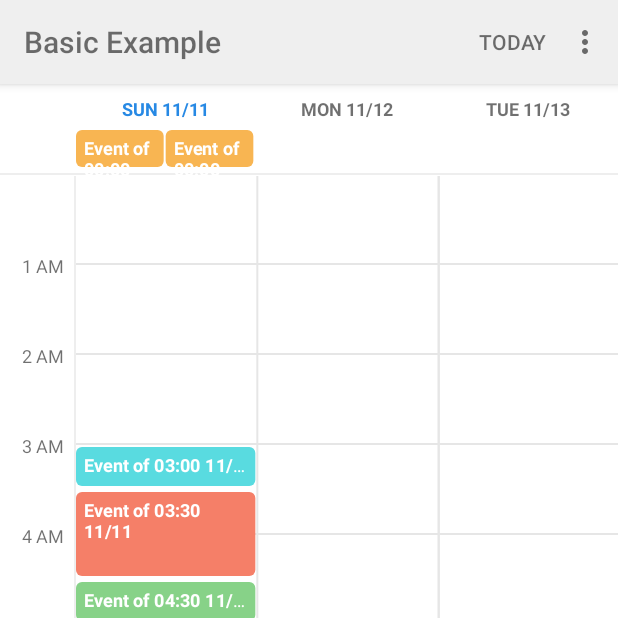
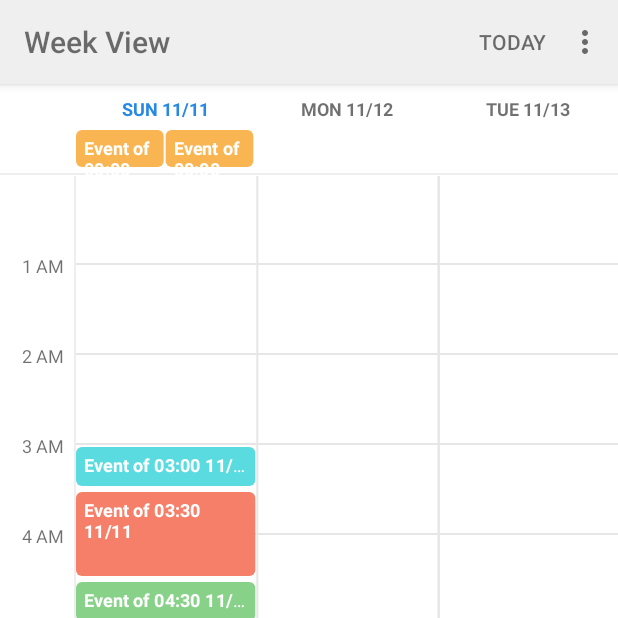
Before and after one commit to alamkanak/Android-Week-View, an Android app: the BaseActivity screen opened directly, with no data from a screen before it, on a phone screen of 412 x 824 dp, the top half of it. Run offline under Robolectric (Android 15) with nearby library versions, the phone set to English and light mode, and no system bars.

Commit message:
Update screenshot and sample

```diff
--- a/sample/src/main/AndroidManifest.xml
+++ b/sample/src/main/AndroidManifest.xml
@@ -22,10 +22,10 @@
         </activity>
         <activity
             android:name=".BaseActivity"
-            android:label="@string/title_activity_basic" />
+            android:label="@string/week_view" />
         <activity
             android:name=".AsyncActivity"
-            android:label="@string/title_activity_asynchronous" />
+            android:label="@string/week_view" />
     </application>
 
 </manifest>
--- a/sample/src/main/res/values/strings.xml
+++ b/sample/src/main/res/values/strings.xml
@@ -5,6 +5,7 @@
     <string name="action_day_view">Day view</string>
     <string name="action_three_day_view">3 day view</string>
     <string name="action_week_view">Week view</string>
+    <string name="week_view">Week View</string>
     <string name="title_activity_basic">Basic Example</string>
     <string name="title_activity_asynchronous">Asynchronous Events</string>
     <string name="async_error">Could not download events from the internet</string>
--- a/sample/src/main/res/values/styles.xml
+++ b/sample/src/main/res/values/styles.xml
@@ -1,14 +1,18 @@
-<resources>
+<resources xmlns:tools="http://schemas.android.com/tools">
 
     <!-- Base application theme. -->
     <style name="AppTheme" parent="Theme.AppCompat.Light">
         <item name="colorPrimary">@color/toolbar</item>
-        <item name="colorPrimaryDark">@color/accent</item>
+        <item name="colorPrimaryDark">#BBB</item>
         <item name="android:windowContentOverlay">@null</item>
         <item name="android:textColorPrimary">@color/toolbar_text</item>
         <item name="actionMenuTextColor">@color/toolbar_text</item>
         <item name="popupTheme">@style/ThemeOverlay.AppCompat.Light</item>
         <item name="colorControlActivated">@color/accent</item>
+
+        <item name="android:windowLightNavigationBar" tools:targetApi="o_mr1">true</item>
+        <item name="android:navigationBarDividerColor" tools:targetApi="o_mr1">#EEE</item>
+        <item name="android:navigationBarColor" tools:targetApi="lollipop">@color/toolbar</item>
     </style>
 
     <style name="Button">
```
Also changed, not shown: 1 other file.
